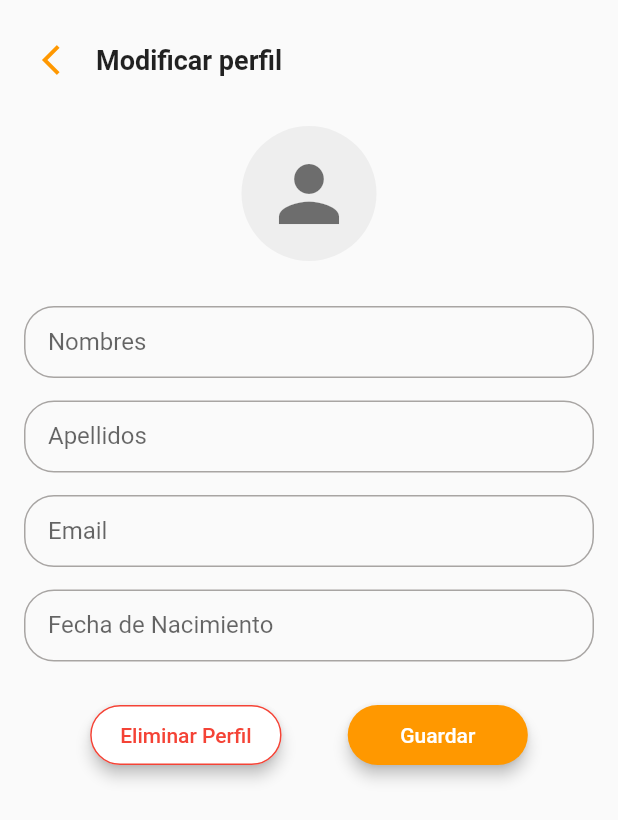
After one commit to jtuiran4/AlquilameloApp, a Flutter app: the ModificarPerfil screen opened by its route, on a phone screen of 412 x 824 dp. The commit adds this screen. Shown: the top 820 px of the screen. Run offline on Flutter 3.47's test engine with Material 3 defaults, Android fonts, the phone set to English and light mode, and no system bars.

Commit message:
Lo siento por tan poco, gracias por tanto...

```diff
--- /dev/null
+++ b/lib/ModificarPerfil.dart
@@ -0,0 +1,135 @@
+import 'package:flutter/material.dart';
+
+class ModificarPerfil extends StatelessWidget {
+  const ModificarPerfil({super.key});
+
+  @override
+  Widget build(BuildContext context) {
+    return Scaffold(
+      body: SafeArea(
+        child: Padding(
+          padding: const EdgeInsets.all(16.0),
+          child: Column(
+            crossAxisAlignment: CrossAxisAlignment.start,
+            children: [
+              // Encabezado con flecha y título
+              Row(
+                children: [
+                  IconButton(
+                    icon: const Icon(Icons.arrow_back_ios, color: Colors.orange),
+                    onPressed: () {
+                      Navigator.pop(context);
+                    },
+                  ),
+                  const Text(
+                    "Modificar perfil",
+                    style: TextStyle(
+                      fontSize: 18,
+                      fontWeight: FontWeight.bold,
+                    ),
+                  )
+                ],
+              ),
+              const SizedBox(height: 20),
+
+              // Icono de usuario
+              Center(
+                child: CircleAvatar(
+                  radius: 45,
+                  backgroundColor: Colors.grey.shade200,
+                  child: const Icon(Icons.person, size: 60, color: Colors.black54),
+                ),
+              ),
+              const SizedBox(height: 30),
+
+              // Campos de texto
+              const TextField(
+                decoration: InputDecoration(
+                  labelText: "Nombres",
+                  hintText: "John",
+                  border: OutlineInputBorder(
+                    borderRadius: BorderRadius.all(Radius.circular(20)),
+                  ),
+                  contentPadding: EdgeInsets.symmetric(horizontal: 16, vertical: 10),
+                ),
+              ),
+              const SizedBox(height: 15),
+
+              const TextField(
+                decoration: InputDecoration(
+                  labelText: "Apellidos",
+                  hintText: "Doe",
+                  border: OutlineInputBorder(
+                    borderRadius: BorderRadius.all(Radius.circular(20)),
+                  ),
+                  contentPadding: EdgeInsets.symmetric(horizontal: 16, vertical: 10),
+                ),
+              ),
+              const SizedBox(height: 15),
+
+              const TextField(
+                decoration: InputDecoration(
+                  labelText: "Email",
+                  hintText: "user@example.com",
+                  border: OutlineInputBorder(
+                    borderRadius: BorderRadius.all(Radius.circular(20)),
+                  ),
+                  contentPadding: EdgeInsets.symmetric(horizontal: 16, vertical: 10),
+                ),
+              ),
+              const SizedBox(height: 15),
+
+              const TextField(
+                decoration: InputDecoration(
+                  labelText: "Fecha de Nacimiento",
+                  hintText: "26/07/2005",
+                  border: OutlineInputBorder(
+                    borderRadius: BorderRadius.all(Radius.circular(20)),
+                  ),
+                  contentPadding: EdgeInsets.symmetric(horizontal: 16, vertical: 10),
+                ),
+              ),
+              const SizedBox(height: 25),
+
+              // Botones
+              Row(
+                mainAxisAlignment: MainAxisAlignment.spaceEvenly,
+                children: [
+                  ElevatedButton(
+                    style: ElevatedButton.styleFrom(
+                      backgroundColor: Colors.white,
+                      foregroundColor: Colors.red,
+                      side: const BorderSide(color: Colors.red),
+                      padding: const EdgeInsets.symmetric(horizontal: 20, vertical: 12),
+                      shape: RoundedRectangleBorder(
+                        borderRadius: BorderRadius.circular(20),
+                      ),
+                      elevation: 4,
+                    ),
+                    onPressed: () {},
+                    child: const Text("Eliminar Perfil"),
+                  ),
+                  ElevatedButton(
+                    style: ElevatedButton.styleFrom(
+                      backgroundColor: Colors.orange,
+                      padding: const EdgeInsets.symmetric(horizontal: 35, vertical: 12),
+                      shape: RoundedRectangleBorder(
+                        borderRadius: BorderRadius.circular(20),
+                      ),
+                      elevation: 4,
+                    ),
+                    onPressed: () {},
+                    child: const Text(
+                      "Guardar",
+                      style: TextStyle(color: Colors.white),
+                    ),
+                  ),
+                ],
+              )
+            ],
+          ),
+        ),
+      ),
+    );
+  }
+}
--- a/lib/PerfilScreen.dart
+++ b/lib/PerfilScreen.dart
@@ -43,7 +43,7 @@ class PerfilScreen extends StatelessWidget {
                 icon: Icons.person_outline,
                 label: "Modificar Perfil",
                 onTap: () {
-                  // lógica para modificar perfil
+                  Navigator.pushNamed(context, '/modificarPerfil');
                 },
               ),
               const Divider(),
@@ -53,7 +53,7 @@ class PerfilScreen extends StatelessWidget {
                 icon: Icons.event_seat_outlined,
                 label: "Mis Reservas",
                 onTap: () {
-                  // navegar a reservas
+                  Navigator.pushNamed(context, '/misReservas');
                 },
               ),
               const Divider(),
@@ -63,7 +63,7 @@ class PerfilScreen extends StatelessWidget {
                 icon: Icons.security_outlined,
                 label: "Seguridad",
                 onTap: () {
-                  // navegar a seguridad
+                  Navigator.pushNamed(context, '/seguridad');
                 },
               ),
             ],
```
Also changed, not shown: lib/AlquilameloApp.dart (+9 -1 lines), lib/MisReservas.dart (added, +173 -0 lines), lib/Seguridad.dart (added, +118 -0 lines).
